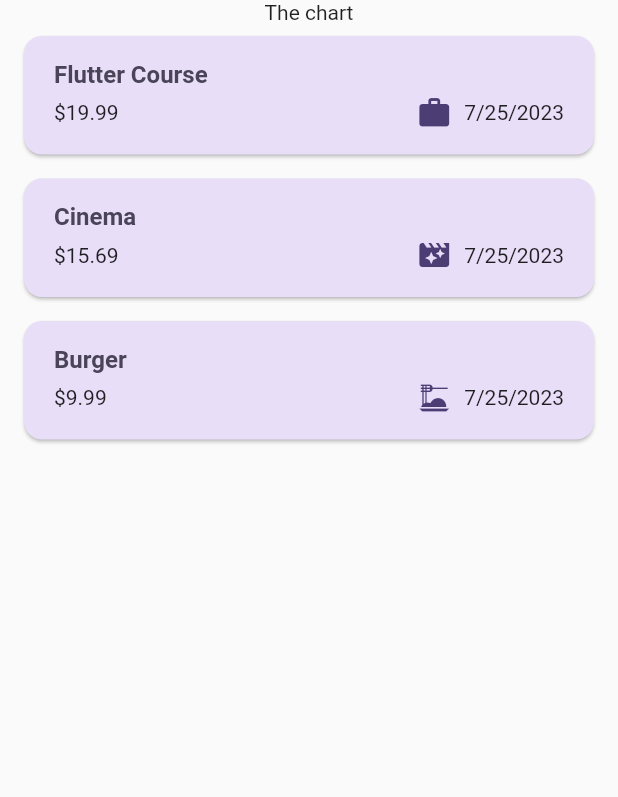
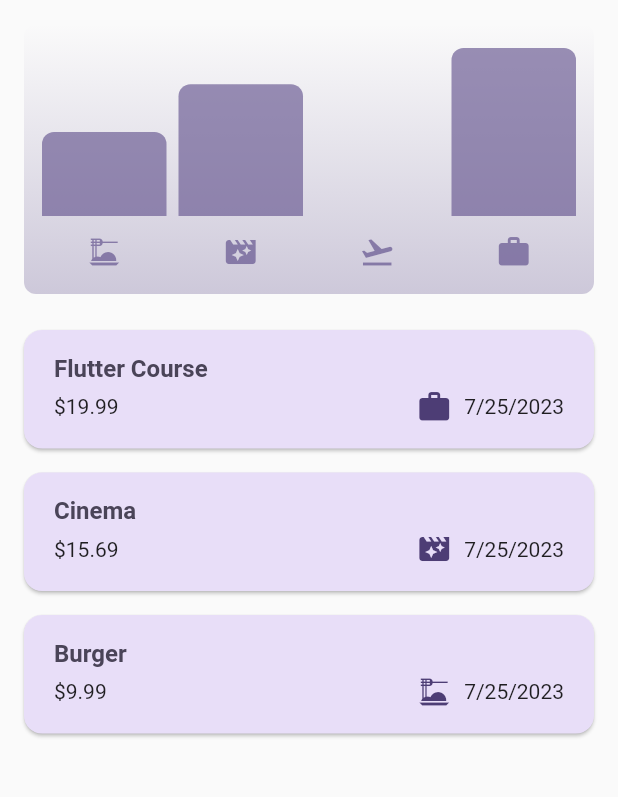
Before and after one commit to Navid-Rahman/Expense-Tracker-Flutter, a Flutter app: the screen it shows after launch, on a phone screen of 412 x 824 dp, the part 84-881 px from its top. Run offline on Flutter 3.47's test engine with Material 2 defaults, Android fonts, the phone set to English and light mode, and no system bars.

Commit message:
Chart class and activities added

```diff
--- a/lib/models/expense.dart
+++ b/lib/models/expense.dart
@@ -46,3 +46,30 @@ class Expense {
     return formatter.format(date);
   }
 }
+
+class ExpenseBucket {
+  ExpenseBucket({
+    required this.category,
+    required this.expenses,
+  });
+
+  ExpenseBucket.forCategory(
+    List<Expense> allExpenses,
+    this.category,
+  ) : expenses = allExpenses
+            .where((expense) => expense.category == category)
+            .toList();
+
+  final Category category;
+  final List<Expense> expenses;
+
+  double get totalExpenses {
+    double sum = 0;
+
+    for (final expense in expenses) {
+      //sum = sum + expense.amount;
+      sum += expense.amount;
+    }
+    return sum;
+  }
+}
--- /dev/null
+++ b/lib/widgets/chart/chart.dart
@@ -0,0 +1,95 @@
+import 'package:flutter/material.dart';
+
+import 'package:expense_tracker/widgets/chart/chart_bar.dart';
+import 'package:expense_tracker/models/expense.dart';
+
+class Chart extends StatelessWidget {
+  const Chart({super.key, required this.expenses});
+
+  final List<Expense> expenses;
+
+  List<ExpenseBucket> get buckets {
+    return [
+      ExpenseBucket.forCategory(expenses, Category.food),
+      ExpenseBucket.forCategory(expenses, Category.leisure),
+      ExpenseBucket.forCategory(expenses, Category.travel),
+      ExpenseBucket.forCategory(expenses, Category.work),
+    ];
+  }
+
+  double get maxTotalExpense {
+    double maxTotalExpense = 0;
+
+    for (final bucket in buckets) {
+      if (bucket.totalExpenses > maxTotalExpense) {
+        maxTotalExpense = bucket.totalExpenses;
+      }
+    }
+
+    return maxTotalExpense;
+  }
+
+  @override
+  Widget build(BuildContext context) {
+    final isDarkMode =
+        MediaQuery.of(context).platformBrightness == Brightness.dark;
+    return Container(
+      margin: const EdgeInsets.all(16),
+      padding: const EdgeInsets.symmetric(
+        vertical: 16,
+        horizontal: 8,
+      ),
+      width: double.infinity,
+      height: 180,
+      decoration: BoxDecoration(
+        borderRadius: BorderRadius.circular(8),
+        gradient: LinearGradient(
+          colors: [
+            Theme.of(context).colorScheme.primary.withOpacity(0.3),
+            Theme.of(context).colorScheme.primary.withOpacity(0.0)
+          ],
+          begin: Alignment.bottomCenter,
+          end: Alignment.topCenter,
+        ),
+      ),
+      child: Column(
+        children: [
+          Expanded(
+            child: Row(
+              crossAxisAlignment: CrossAxisAlignment.end,
+              children: [
+                for (final bucket in buckets) // alternative to map()
+                  ChartBar(
+                    fill: bucket.totalExpenses == 0
+                        ? 0
+                        : bucket.totalExpenses / maxTotalExpense,
+                  )
+              ],
+            ),
+          ),
+          const SizedBox(height: 12),
+          Row(
+            children: buckets
+                .map(
+                  (bucket) => Expanded(
+                    child: Padding(
+                      padding: const EdgeInsets.symmetric(horizontal: 4),
+                      child: Icon(
+                        categoryIcons[bucket.category],
+                        color: isDarkMode
+                            ? Theme.of(context).colorScheme.secondary
+                            : Theme.of(context)
+                                .colorScheme
+                                .primary
+                                .withOpacity(0.7),
+                      ),
+                    ),
+                  ),
+                )
+                .toList(),
+          )
+        ],
+      ),
+    );
+  }
+}
--- /dev/null
+++ b/lib/widgets/chart/chart_bar.dart
@@ -0,0 +1,34 @@
+import 'package:flutter/material.dart';
+
+class ChartBar extends StatelessWidget {
+  const ChartBar({
+    super.key,
+    required this.fill,
+  });
+
+  final double fill;
+
+  @override
+  Widget build(BuildContext context) {
+    final isDarkMode =
+        MediaQuery.of(context).platformBrightness == Brightness.dark;
+    return Expanded(
+      child: Padding(
+        padding: const EdgeInsets.symmetric(horizontal: 4),
+        child: FractionallySizedBox(
+          heightFactor: fill,
+          child: DecoratedBox(
+            decoration: BoxDecoration(
+              shape: BoxShape.rectangle,
+              borderRadius:
+                  const BorderRadius.vertical(top: Radius.circular(8)),
+              color: isDarkMode
+                  ? Theme.of(context).colorScheme.secondary
+                  : Theme.of(context).colorScheme.primary.withOpacity(0.65),
+            ),
+          ),
+        ),
+      ),
+    );
+  }
+}
--- a/lib/widgets/expenses.dart
+++ b/lib/widgets/expenses.dart
@@ -1,3 +1,4 @@
+import 'package:expense_tracker/widgets/chart/chart.dart';
 import 'package:flutter/material.dart';
 
 import 'package:expense_tracker/models/expense.dart';
@@ -99,8 +100,7 @@ class _ExpensesState extends State<Expenses> {
       ),
       body: Column(
         children: [
-          //* Toolbar with Add button
-          const Text('The chart'),
+          Chart(expenses: _registeredExpenses),
           Expanded(
             child: mainContent,
           ),
```
